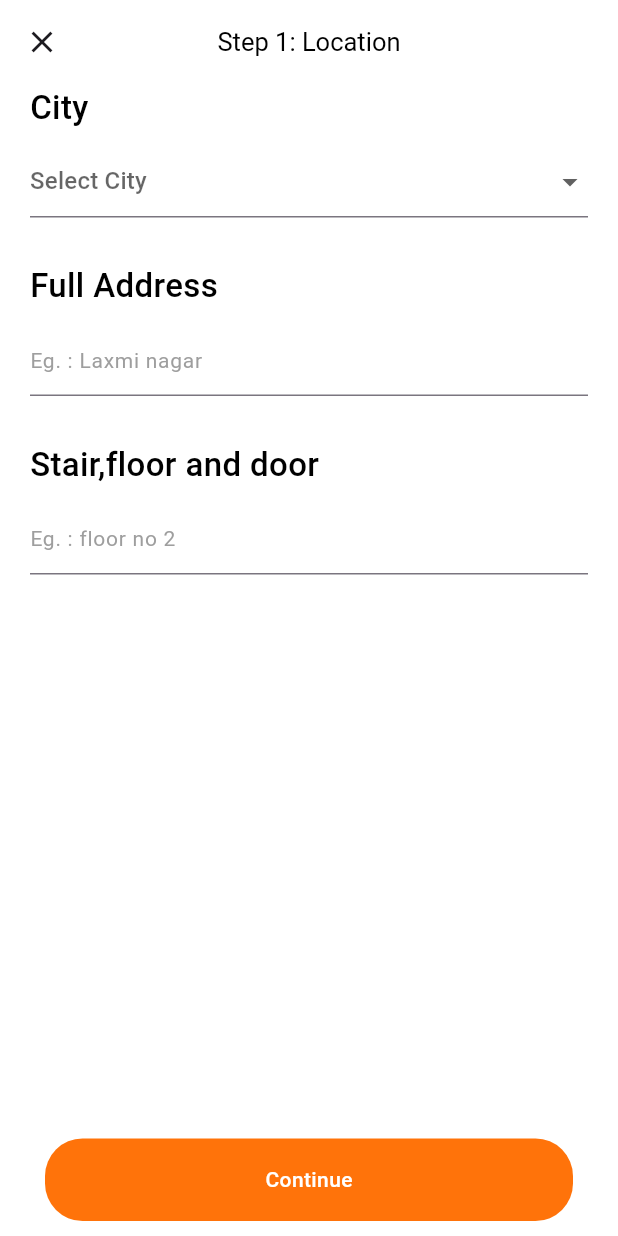
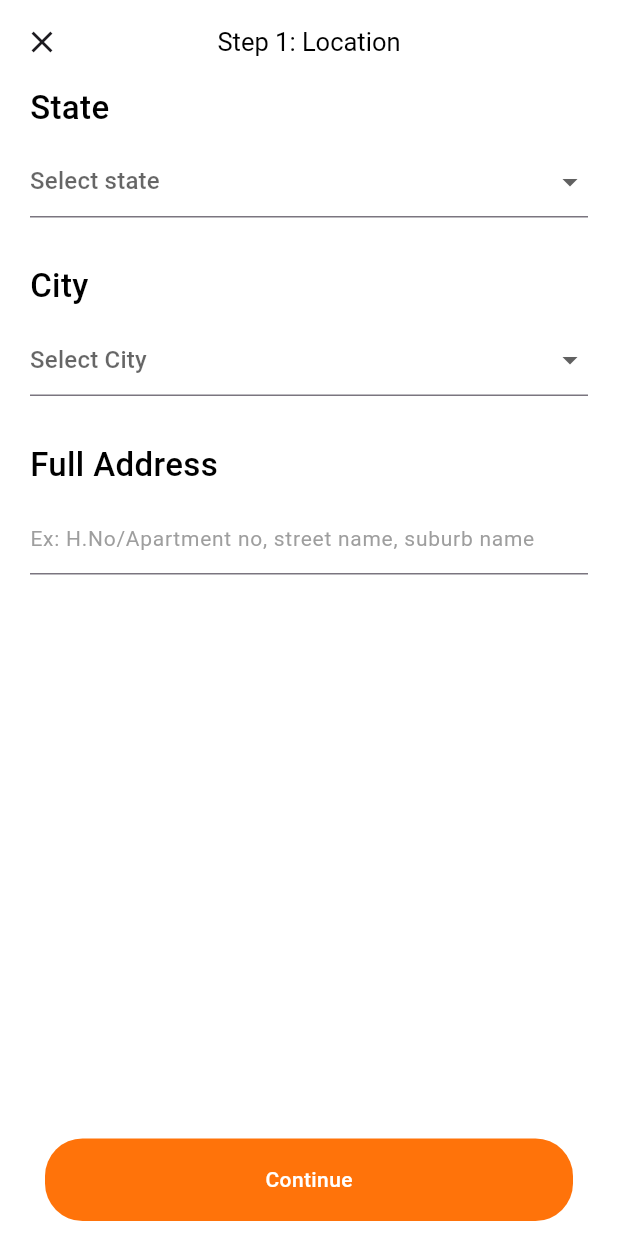
Before and after one commit to Brogrammer207/trunriproject, a Flutter app: the LocationScreen screen opened directly, on a phone screen of 412 x 824 dp. Run offline on Flutter 3.47's test engine with Material 3 defaults, Android fonts, the phone set to English and light mode, and no system bars; our stand-ins replace cached_network_image, carousel_slider, cloud_firestore, dio, dots_indicator, file_picker and 20 more; missing offline and left inert: email_otp, flutter_facebook_auth, flutter_google_places_hoc081098, google_api_headers; accounts and stored records are empty.

Commit message:
By Manish - 24-06-2024

```diff
--- /dev/null
+++ b/devtools_options.yaml
@@ -0,0 +1,3 @@
+description: This file stores settings for Dart & Flutter DevTools.
+documentation: https://docs.flutter.dev/tools/devtools/extensions#configure-extension-enablement-states
+extensions:
--- a/lib/accommodation/filterOptionScreen.dart
+++ b/lib/accommodation/filterOptionScreen.dart
@@ -449,7 +449,7 @@ class _FilterOptionScreenState extends State<FilterOptionScreen> {
                     RangeSlider(
                       values: currentRangeValues,
                       min: 0,
-                      max: 100,
+                      max: 750,
                       divisions: 20,
                       labels: RangeLabels(
                         '\$${currentRangeValues.start.round()}',
@@ -549,7 +549,7 @@ class _FilterOptionScreenState extends State<FilterOptionScreen> {
                         Get.to(() => ShowFilterDataScreen(
                               propertyAmenities: propertyAmenities,
                               homeRules: homeRules,
-                              // bathrooms: bathrooms,
+                               bathrooms: bathrooms,
                               bedroomFacing: bedroomFacing,
                               // currentRangeValues: currentRangeValues,
                               // doubleBadRoom: doubleBadRoom,
--- a/lib/accommodation/locationScreen.dart
+++ b/lib/accommodation/locationScreen.dart
@@ -6,6 +6,7 @@ import 'package:flutter/cupertino.dart';
 import 'package:flutter/material.dart';
 import 'package:form_field_validator/form_field_validator.dart';
 import 'package:get/get.dart';
+import 'package:geolocator/geolocator.dart';
 import 'package:trunriproject/accommodation/propertyScreen.dart';
 import 'package:trunriproject/widgets/helper.dart';
 import 'package:uuid/uuid.dart';
@@ -14,8 +15,8 @@ import '../widgets/appTheme.dart';
 import '../widgets/commomButton.dart';
 
 class LocationScreen extends StatefulWidget {
-  String ? dateTime;
-  LocationScreen({super.key,this.dateTime});
+  String? dateTime;
+  LocationScreen({super.key, this.dateTime});
 
   @override
   State<LocationScreen> createState() => _LocationScreenState();
@@ -29,10 +30,64 @@ class _LocationScreenState extends State<LocationScreen> {
   final FirebaseAuth _auth = FirebaseAuth.instance;
   final FirebaseFirestore _firestore = FirebaseFirestore.instance;
 
-  final List<String> cityList = ['Queensland', 'Victoria', 'NSW','South Australia', 'Western Australia', 'Northern Territory','Tasmania'];
+  final List<String> stateList = [
+    'Queensland',
+    'Victoria',
+    'NSW',
+    'South Australia',
+    'Western Australia',
+    'Northern Territory',
+    'Tasmania'
+  ];
+  final List<String> cityList = [
+    'Victoria',
+    'NSW',
+    'South Australia',
+    'Western Australia',
+    'Northern Territory',
+    'Tasmania'
+  ];
 
   String? selectedCity;
+  String? selectedState;
   final formKey = GlobalKey<FormState>();
+
+  Future<Position> _getCurrentLocation() async {
+    bool serviceEnabled;
+    LocationPermission permission;
+
+    // Test if location services are enabled.
+    serviceEnabled = await Geolocator.isLocationServiceEnabled();
+    if (!serviceEnabled) {
+      // Location services are not enabled, don't continue
+      // accessing the position and request users of the
+      // App to enable the location services.
+      return Future.error('Location services are disabled.');
+    }
+
+    permission = await Geolocator.checkPermission();
+    if (permission == LocationPermission.denied) {
+      permission = await Geolocator.requestPermission();
+      if (permission == LocationPermission.denied) {
+        // Permissions are denied, next time you could try
+        // requesting permissions again (this is also where
+        // Android's shouldShowRequestPermissionRationale
+        // returned true. According to Android guidelines
+        // your App should show an explanatory UI now.
+        return Future.error('Location permissions are denied');
+      }
+    }
+
+    if (permission == LocationPermission.deniedForever) {
+      // Permissions are denied forever, handle appropriately.
+      return Future.error(
+          'Location permissions are permanently denied, we cannot request permissions.');
+    }
+
+    // When we reach here, permissions are granted and we can
+    // continue accessing the position of the device.
+    return await Geolocator.getCurrentPosition();
+  }
 
   Future<void> saveLocationData() async {
     OverlayEntry loader = NewHelper.overlayLoader(context);
@@ -46,17 +101,20 @@ class _LocationScreenState extends State<LocationScreen> {
           .get();
 
       if (querySnapshot.docs.isNotEmpty) {
+        Position position = await _getCurrentLocation();
+        double latitude = position.latitude;
+        double longitude = position.longitude;
+
         for (var doc in querySnapshot.docs) {
-          await _firestore
-              .collection('accommodation')
-              .doc(doc.id)
-              .update({
+          await _firestore.collection('accommodation').doc(doc.id).update({
+            'state': selectedState,
             'city': selectedCity,
-            'address': addressController.text,
-            'floor': floorController.text,
+            'fullAddress': addressController.text,
+            'lat': latitude,
+            'long': longitude,
           });
         }
-        Get.to(PropertyScreen(dateTime: widget.dateTime,));
+        Get.to(PropertyScreen(dateTime: widget.dateTime));
         NewHelper.hideLoader(loader);
         showToast('Location saved');
       } else {
@@ -95,8 +153,48 @@ class _LocationScreenState extends State<LocationScreen> {
               crossAxisAlignment: CrossAxisAlignment.start,
               children: [
                 const Text(
+                  'State',
+                  style: TextStyle(
+                      fontSize: 22,
+                      fontWeight: FontWeight.w500,
+                      color: Colors.black),
+                ),
+                const SizedBox(
+                  height: 10,
+                ),
+                DropdownButtonFormField<String>(
+                  value: selectedState,
+                  items: stateList.map((String city) {
+                    return DropdownMenuItem<String>(
+                      value: city,
+                      child: Text(city),
+                    );
+                  }).toList(),
+                  onChanged: (newValue) {
+                    setState(() {
+                      selectedState = newValue;
+                    });
+                  },
+                  decoration: const InputDecoration(
+                    hintText: 'Select state',
+                    hintStyle: TextStyle(color: Colors.grey, fontSize: 14),
+                  ),
+                  validator: (value) {
+                    if (value == null) {
+                      return 'State is required';
+                    }
+                    return null;
+                  },
+                ),
+                const SizedBox(
+                  height: 30,
+                ),
+                const Text(
                   'City',
-                  style: TextStyle(fontSize: 22, fontWeight: FontWeight.w500, color: Colors.black),
+                  style: TextStyle(
+                      fontSize: 22,
+                      fontWeight: FontWeight.w500,
+                      color: Colors.black),
                 ),
                 const SizedBox(
                   height: 10,
@@ -117,7 +215,6 @@ class _LocationScreenState extends State<LocationScreen> {
                   decoration: const InputDecoration(
                     hintText: 'Select City',
                     hintStyle: TextStyle(color: Colors.grey, fontSize: 14),
-
                   ),
                   validator: (value) {
                     if (value == null) {
@@ -131,41 +228,25 @@ class _LocationScreenState extends State<LocationScreen> {
                 ),
                 const Text(
                   'Full Address',
-                  style: TextStyle(fontSize: 22, fontWeight: FontWeight.w500, color: Colors.black),
+                  style: TextStyle(
+                      fontSize: 22,
+                      fontWeight: FontWeight.w500,
+                      color: Colors.black),
                 ),
                 const SizedBox(
                   height: 10,
                 ),
                 TextFormField(
-                  controller: addressController,
-                  decoration: const InputDecoration(
-                      hintText: 'Eg. : Laxmi nagar',
-                      hintStyle: TextStyle(color: Colors.grey, fontSize: 14)),
+                    controller: addressController,
+                    decoration: const InputDecoration(
+                        hintText:
+                        'Ex: H.No/Apartment no, street name, suburb name',
+                        hintStyle: TextStyle(color: Colors.grey, fontSize: 14)),
                     validator: MultiValidator([
                       RequiredValidator(errorText: 'Full Address is required'),
-                    ]).call
-                ),
+                    ]).call),
                 const SizedBox(
                   height: 30,
-                ),
-                const Text(
-                  'Stair,floor and door',
-                  style: TextStyle(fontSize: 22, fontWeight: FontWeight.w500, color: Colors.black),
-                ),
-                const SizedBox(
-                  height: 10,
-                ),
-                TextFormField(
-                  controller: floorController,
-                  decoration: const InputDecoration(
-                      hintText: 'Eg. : floor no 2',
-                      hintStyle: TextStyle(color: Colors.grey, fontSize: 14)),
-                    validator: MultiValidator([
-                      RequiredValidator(errorText: 'Stair,floor and door is required'),
-                    ]).call
-                ),
-                const SizedBox(
-                  height: 10,
                 ),
               ],
             ),
@@ -184,11 +265,9 @@ class _LocationScreenState extends State<LocationScreen> {
                     color: const Color(0xffFF730A),
                     textColor: Colors.white,
                     onPressed: () {
-                      if(formKey.currentState!.validate()){
+                      if (formKey.currentState!.validate()) {
                         saveLocationData();
                       }
-
-
                     },
                   ),
                 ),
--- a/lib/accommodation/propertyScreen.dart
+++ b/lib/accommodation/propertyScreen.dart
@@ -223,7 +223,7 @@ class _PropertyScreenState extends State<PropertyScreen> {
                 ),
               const SizedBox(height: 10),
               const Text(
-                'How many bedrooms?',
+                'How many bedrooms are you looking for?',
                 style: TextStyle(fontSize: 20, fontWeight: FontWeight.w500, color: Colors.black),
               ),
               const SizedBox(height: 10),
@@ -239,7 +239,7 @@ class _PropertyScreenState extends State<PropertyScreen> {
                 ),
               const SizedBox(height: 20),
               const Text(
-                'How many bathrooms?',
+                'How many bathrooms are you looking for?',
                 style: TextStyle(fontSize: 20, fontWeight: FontWeight.w500, color: Colors.black),
               ),
               const SizedBox(height: 10),
```
Also changed, not shown: lib/accommodation/showFilterDataScreen.dart (+6 -2 lines), 1 other file.
